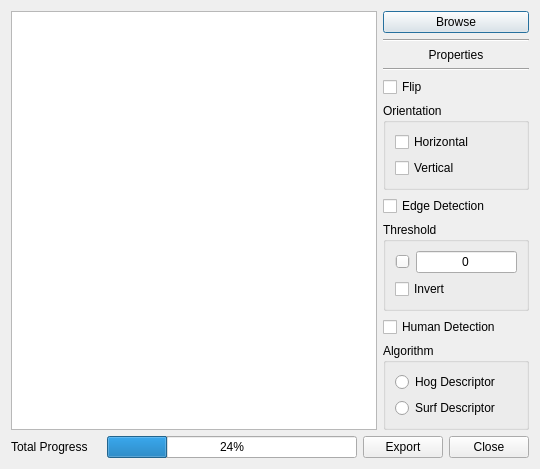
First picture: the form in forms/exports.ui, repository faizshukri/humantracking, before the edit.
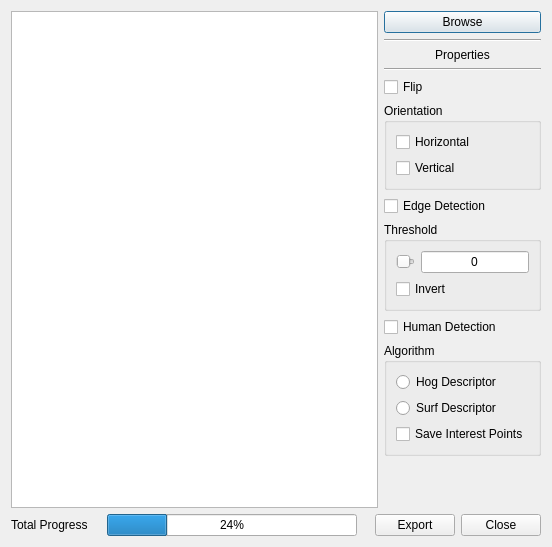
Second picture: the form after the edit.

Commit message: Implement extract points for surf extraction during export

```diff
--- a/forms/exports.ui
+++ b/forms/exports.ui
@@ -6,8 +6,8 @@
    <rect>
     <x>0</x>
     <y>0</y>
-    <width>536</width>
-    <height>430</height>
+    <width>552</width>
+    <height>547</height>
    </rect>
   </property>
   <property name="windowTitle">
@@ -156,6 +156,13 @@
             </property>
            </widget>
           </item>
+          <item>
+           <widget class="QCheckBox" name="checkPoints">
+            <property name="text">
+             <string>Save Interest Points</string>
+            </property>
+           </widget>
+          </item>
          </layout>
         </widget>
        </item>
```
The commit also changes 12 other files.
